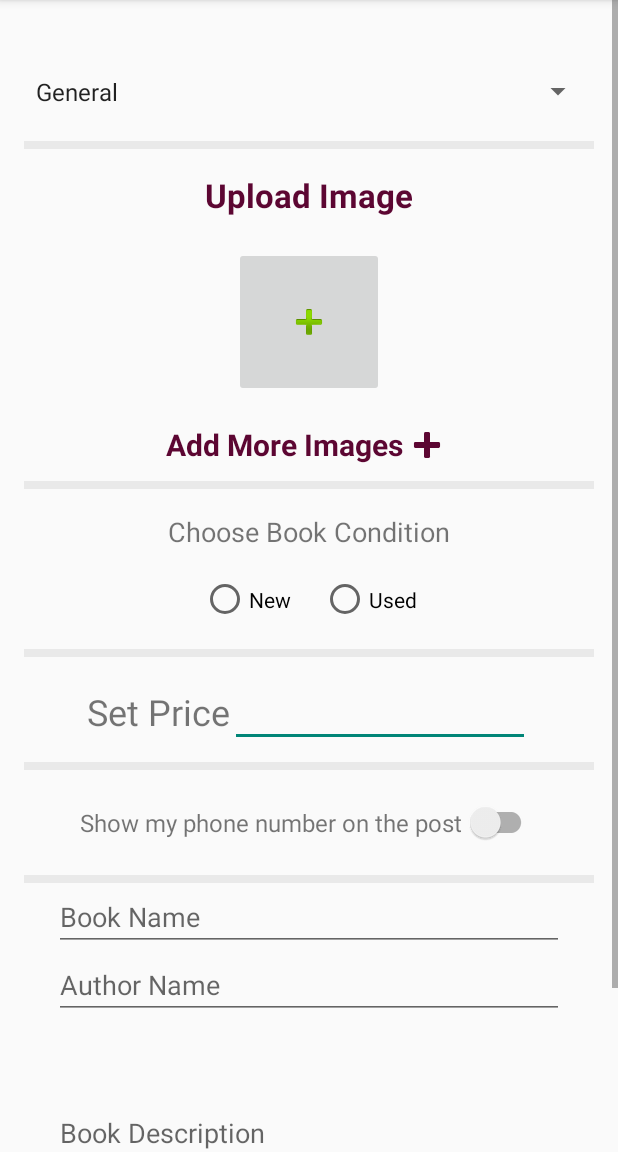
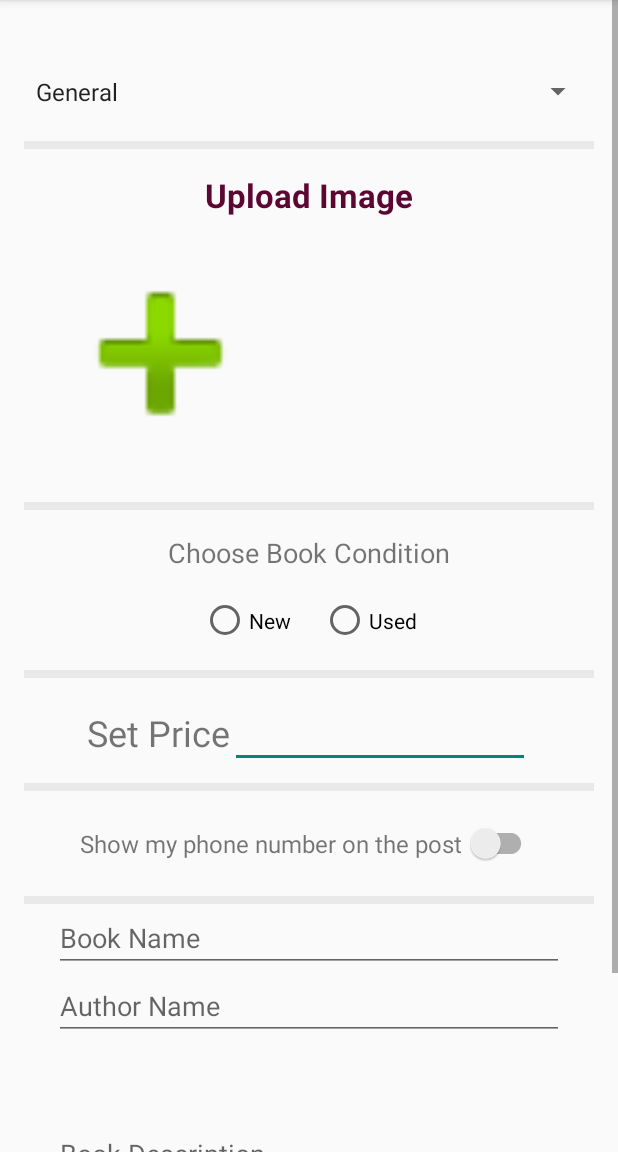
Before and after one commit to malikhammadt7/OldBooks, an Android app built with Jetpack Compose: the PublishPost screen opened directly, with no data from a screen before it, on a phone screen of 412 x 824 dp, the part 84-1236 px from its top. Run offline under Robolectric (Android 15) with nearby library versions, the phone set to English and light mode, and no system bars; our stand-ins replace Firebase (no records; nobody signed in at launch, a user with empty details on screens opened directly).

Commit message:
Day5 Post Work

```diff
--- a/app/src/main/res/layout/activity_publish_post.xml
+++ b/app/src/main/res/layout/activity_publish_post.xml
@@ -45,40 +45,38 @@
                 android:textColor="@color/appcolor1"
                 android:layout_gravity="center_horizontal"
                 android:layout_marginTop="16dp" />
+            <GridLayout
+                android:id="@+id/gridLayout"
+                android:layout_width="match_parent"
+                android:layout_height="match_parent"
+                android:columnCount="2"
+                android:padding="16dp">
+                <ImageView
+                    android:id="@+id/firstImageView"
+                    android:minWidth="150dp"
+                    android:maxWidth="150dp"
+                    android:minHeight="150dp"
+                    android:maxHeight="150dp"
+                    android:src="@android:drawable/ic_input_add"
+                    android:contentDescription="Add Image"
+                    android:clickable="true"/>
+            </GridLayout>
 
-            <!-- ImageButton for Image Selection -->
-            <ImageButton
-                android:id="@+id/imageButton"
-                android:layout_width="100dp"
-                android:layout_height="100dp"
-                android:layout_marginTop="20dp"
-                android:layout_gravity="center_horizontal"
-                android:src="@android:drawable/ic_input_add"
-                android:contentDescription="Select Image" />
-            <!-- Container for Dynamically Added ImageButtons -->
-            <LinearLayout
-                android:id="@+id/imageButtonContainer"
-                android:layout_width="match_parent"
-                android:layout_height="wrap_content"
-                android:orientation="vertical" />
-            <!-- Button to Add More ImageButtons -->
-
-
-            <TextView
-                android:id="@+id/addImageButtonButton"
-                android:layout_width="wrap_content"
-                android:layout_height="wrap_content"
-                android:layout_gravity="center_horizontal"
-                android:layout_marginTop="16dp"
-                android:drawableEnd="@android:drawable/ic_input_add"
-                android:drawableTint="@color/appcolor1"
-                android:gravity="center_vertical"
-                android:paddingStart="8dp"
-                android:paddingEnd="8dp"
-                android:text="Add More Images"
-                android:textColor="@color/appcolor1"
-                android:textSize="20sp"
-                android:textStyle="bold" />
+<!--            <TextView-->
+<!--                android:id="@+id/addImageButtonButton"-->
+<!--                android:layout_width="wrap_content"-->
+<!--                android:layout_height="wrap_content"-->
+<!--                android:layout_gravity="center_horizontal"-->
+<!--                android:layout_marginTop="16dp"-->
+<!--                android:drawableEnd="@android:drawable/ic_input_add"-->
+<!--                android:drawableTint="@color/appcolor1"-->
+<!--                android:gravity="center_vertical"-->
+<!--                android:paddingStart="8dp"-->
+<!--                android:paddingEnd="8dp"-->
+<!--                android:text="Add More Images"-->
+<!--                android:textColor="@color/appcolor1"-->
+<!--                android:textSize="20sp"-->
+<!--                android:textStyle="bold" />-->
 
             <View
                 android:id="@+id/viewseparator2"
```
Also changed, not shown: app/src/main/java/com/example/oldbooks/PublishPost.java (+60 -27 lines).
